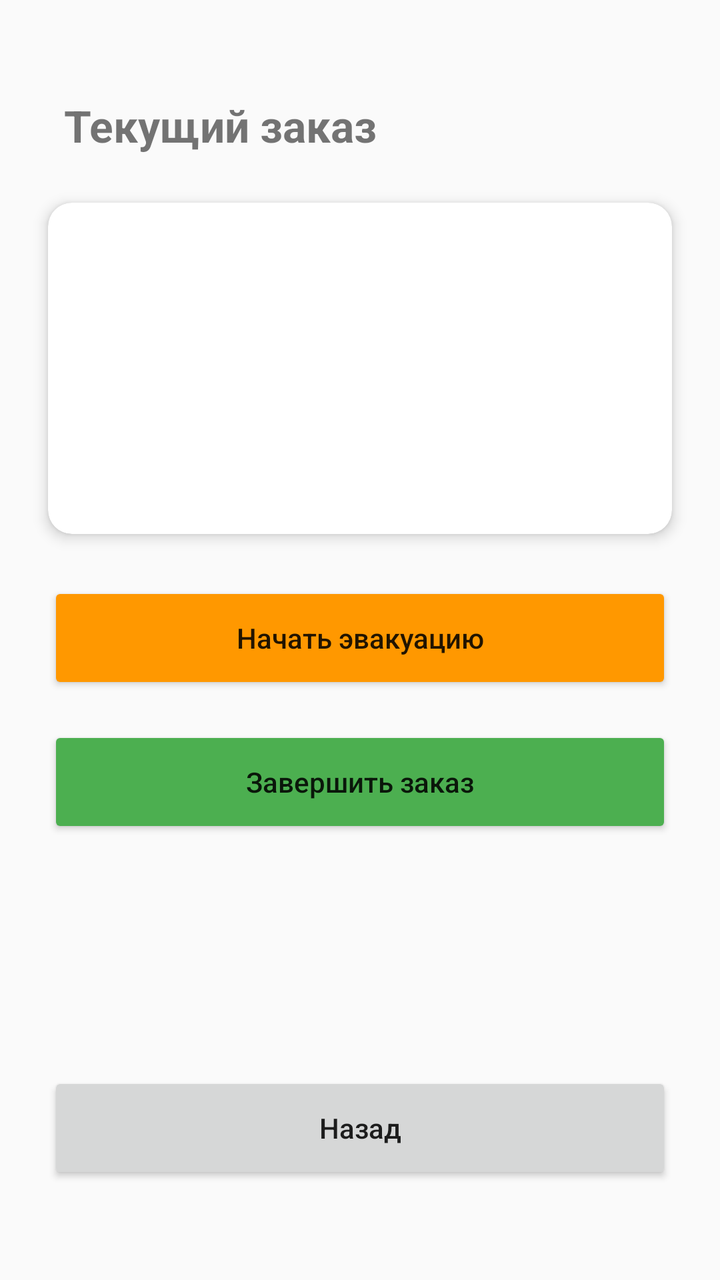
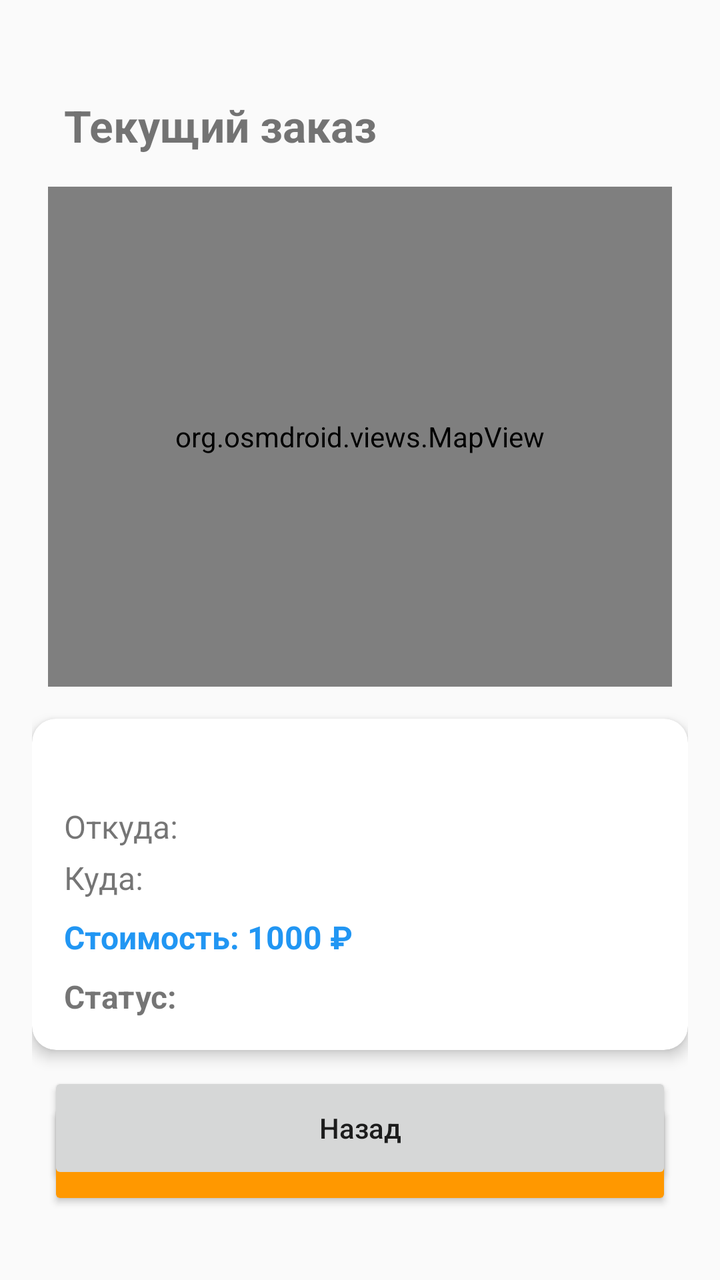

Two renders of the same Android screen: before a commit and after it. Below are the layout's source before the change and the commit's diff.
<!-- AndroidManifest.xml: application theme Theme.AppCompat.Light.DarkActionBar -->
<!-- res/layout/activity_current_order.xml -->
<?xml version="1.0" encoding="utf-8"?>
<androidx.constraintlayout.widget.ConstraintLayout
    xmlns:android="http://schemas.android.com/apk/res/android"
    xmlns:app="http://schemas.android.com/apk/res-auto"
    android:layout_width="match_parent"
    android:layout_height="match_parent"
    android:padding="16dp"
    android:fitsSystemWindows="true">

    <TextView
        android:id="@+id/tvTitle"
        android:layout_width="wrap_content"
        android:layout_height="wrap_content"
        android:text="Текущий заказ"
        android:textSize="22sp"
        android:textStyle="bold"
        app:layout_constraintTop_toTopOf="parent"
        app:layout_constraintStart_toStartOf="parent"
        android:layout_marginTop="32dp"
        android:layout_marginStart="16dp" />

    <androidx.cardview.widget.CardView
        android:id="@+id/cardOrder"
        android:layout_width="0dp"
        android:layout_height="wrap_content"
        app:cardCornerRadius="12dp"
        app:cardElevation="4dp"
        app:layout_constraintTop_toBottomOf="@id/tvTitle"
        app:layout_constraintStart_toStartOf="parent"
        app:layout_constraintEnd_toEndOf="parent"
        android:layout_marginTop="24dp"
        android:layout_marginStart="8dp"
        android:layout_marginEnd="8dp">

        <LinearLayout
            android:layout_width="match_parent"
            android:layout_height="wrap_content"
            android:orientation="vertical"
            android:padding="16dp">

            <TextView
                android:id="@+id/tvOrderId"
                android:layout_width="wrap_content"
                android:layout_height="wrap_content"
                android:textSize="14sp"
                android:textColor="#757575"
                android:layout_marginBottom="8dp"/>

            <TextView
                android:id="@+id/tvPickup"
                android:layout_width="wrap_content"
                android:layout_height="wrap_content"
                android:textSize="16sp"
                android:layout_marginBottom="4dp"/>

            <TextView
                android:id="@+id/tvDropoff"
                android:layout_width="wrap_content"
                android:layout_height="wrap_content"
                android:textSize="16sp"
                android:layout_marginBottom="8dp"/>

            <TextView
                android:id="@+id/tvPrice"
                android:layout_width="wrap_content"
                android:layout_height="wrap_content"
                android:textSize="16sp"
                android:textStyle="bold"
                android:textColor="#2196F3"/>

            <TextView
                android:id="@+id/tvStatus"
                android:layout_width="wrap_content"
                android:layout_height="wrap_content"
                android:textSize="16sp"
                android:textStyle="bold"
                android:layout_marginTop="8dp"/>
        </LinearLayout>
    </androidx.cardview.widget.CardView>

    <Button
        android:id="@+id/btnStart"
        android:layout_width="0dp"
        android:layout_height="56dp"
        android:text="Начать эвакуацию"
        android:textAllCaps="false"
        android:backgroundTint="#FF9800"
        app:layout_constraintTop_toBottomOf="@id/cardOrder"
        app:layout_constraintStart_toStartOf="parent"
        app:layout_constraintEnd_toEndOf="parent"
        android:layout_marginTop="24dp"
        android:layout_marginStart="8dp"
        android:layout_marginEnd="8dp" />

    <Button
        android:id="@+id/btnComplete"
        android:layout_width="0dp"
        android:layout_height="56dp"
        android:text="Завершить заказ"
        android:textAllCaps="false"
        android:backgroundTint="#4CAF50"
        app:layout_constraintTop_toBottomOf="@id/btnStart"
        app:layout_constraintStart_toStartOf="parent"
        app:layout_constraintEnd_toEndOf="parent"
        android:layout_marginTop="16dp"
        android:layout_marginStart="8dp"
        android:layout_marginEnd="8dp" />

    <Button
        android:id="@+id/btnBack"
        android:layout_width="0dp"
        android:layout_height="56dp"
        android:text="Назад"
        android:textAllCaps="false"
        app:layout_constraintBottom_toBottomOf="parent"
        app:layout_constraintStart_toStartOf="parent"
        app:layout_constraintEnd_toEndOf="parent"
        android:layout_marginBottom="32dp"
        android:layout_marginStart="8dp"
        android:layout_marginEnd="8dp" />

</androidx.constraintlayout.widget.ConstraintLayout>
<!-- resources referenced by this layout -->
<resources>

</resources>

<!-- the commit's change to res/layout/activity_current_order.xml (unified diff, before → after) -->
@@ -19,18 +19,28 @@
         android:layout_marginTop="32dp"
         android:layout_marginStart="16dp" />
 
+    
+    <org.osmdroid.views.MapView
+        android:id="@+id/mapView"
+        android:layout_width="0dp"
+        android:layout_height="250dp"
+        app:layout_constraintTop_toBottomOf="@id/tvTitle"
+        app:layout_constraintStart_toStartOf="parent"
+        app:layout_constraintEnd_toEndOf="parent"
+        android:layout_marginTop="16dp"
+        android:layout_marginStart="8dp"
+        android:layout_marginEnd="8dp" />
+
     <androidx.cardview.widget.CardView
         android:id="@+id/cardOrder"
         android:layout_width="0dp"
         android:layout_height="wrap_content"
         app:cardCornerRadius="12dp"
         app:cardElevation="4dp"
-        app:layout_constraintTop_toBottomOf="@id/tvTitle"
+        app:layout_constraintTop_toBottomOf="@id/mapView"
         app:layout_constraintStart_toStartOf="parent"
         app:layout_constraintEnd_toEndOf="parent"
-        android:layout_marginTop="24dp"
-        android:layout_marginStart="8dp"
-        android:layout_marginEnd="8dp">
+        android:layout_marginTop="16dp">
 
         <LinearLayout
             android:layout_width="match_parent"
@@ -50,6 +60,7 @@
                 android:id="@+id/tvPickup"
                 android:layout_width="wrap_content"
                 android:layout_height="wrap_content"
+                android:text="Откуда: "
                 android:textSize="16sp"
                 android:layout_marginBottom="4dp"/>
 
@@ -57,6 +68,7 @@
                 android:id="@+id/tvDropoff"
                 android:layout_width="wrap_content"
                 android:layout_height="wrap_content"
+                android:text="Куда: "
                 android:textSize="16sp"
                 android:layout_marginBottom="8dp"/>
 
@@ -64,6 +76,7 @@
                 android:id="@+id/tvPrice"
                 android:layout_width="wrap_content"
                 android:layout_height="wrap_content"
+                android:text="Стоимость: 1000 ₽"
                 android:textSize="16sp"
                 android:textStyle="bold"
                 android:textColor="#2196F3"/>
@@ -72,6 +85,7 @@
                 android:id="@+id/tvStatus"
                 android:layout_width="wrap_content"
                 android:layout_height="wrap_content"
+                android:text="Статус: "
                 android:textSize="16sp"
                 android:textStyle="bold"
                 android:layout_marginTop="8dp"/>
